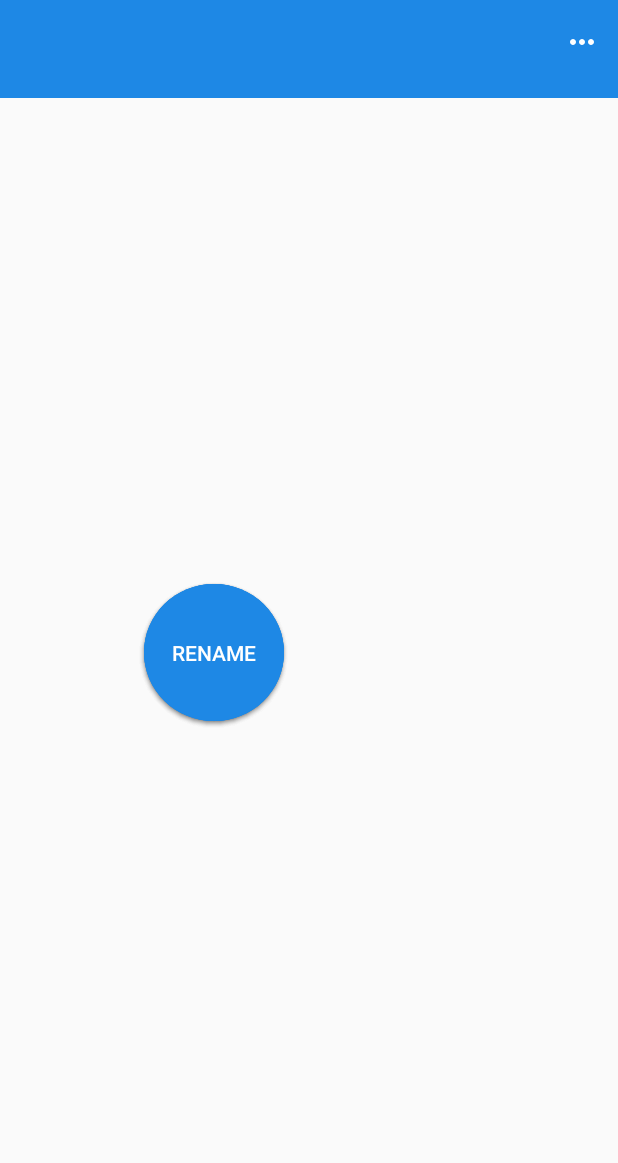
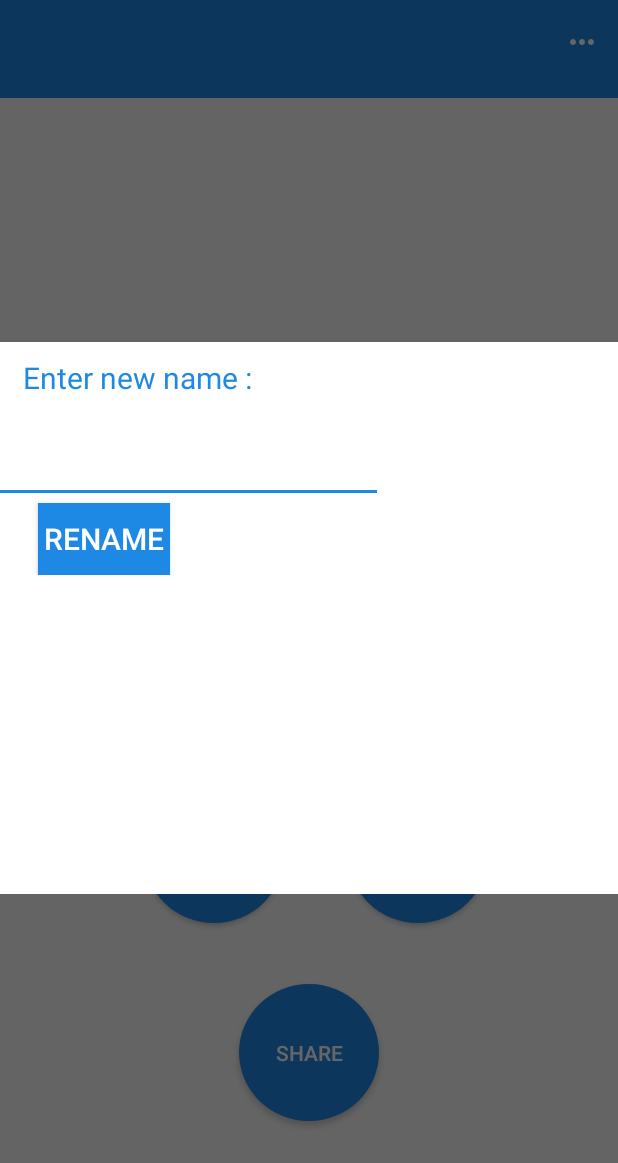
Before and after one commit to maheensaleh/HealthApp_UI_Design, an Android app: the HistorySingleEntry screen opened directly, with no data from a screen before it, after a tap on "RENAME", on a phone screen of 412 x 824 dp. Shown: the top 1163 px of the screen. Run offline under Robolectric (Android 15) with nearby library versions, the phone set to English and light mode, and no system bars; our stand-ins replace Firebase (no records; nobody signed in at launch, a user with empty details on screens opened directly).

Commit message:
almost set

```diff
--- a/app/src/main/java/com/example/hearthhealthhear/HistorySingleEntry.java
+++ b/app/src/main/java/com/example/hearthhealthhear/HistorySingleEntry.java
@@ -1,35 +1,43 @@
 package com.example.hearthhealthhear;
 
+import androidx.appcompat.app.AlertDialog;
 import androidx.appcompat.app.AppCompatActivity;
 import androidx.appcompat.widget.Toolbar;
 
 import android.content.Intent;
-import android.media.AudioManager;
 import android.media.MediaPlayer;
-import android.net.Uri;
 import android.os.Bundle;
+import android.view.LayoutInflater;
 import android.view.Menu;
 import android.view.MenuInflater;
 import android.view.MenuItem;
 import android.view.View;
+import android.widget.Button;
+import android.widget.EditText;
 import android.widget.TextView;
 import android.widget.Toast;
 
 import com.google.firebase.auth.FirebaseAuth;
+import com.google.firebase.database.DatabaseReference;
+import com.google.firebase.database.FirebaseDatabase;
 
 import java.io.IOException;
-import java.io.Serializable;
 
 public class HistorySingleEntry extends AppCompatActivity {
 
 
-    String displayname;
+    String displayname,key;
     TextView username,recordfile_name;
     private Toolbar mytoolbar;
     private FirebaseAuth firebaseAuth;
     String fileName;
     String filePath;
     private MediaPlayer mediaPlayer;
+    Button play_stop,pause_resume,rename,share,delete;
+    Boolean is_paused =false;
+    Boolean isstop  = true;
+    Intent gomain ;
+
 
 
     @Override
@@ -42,10 +50,12 @@ public class HistorySingleEntry extends AppCompatActivity {
         final Intent getterintent = getIntent();
         displayname = getterintent.getStringExtra("username");
         username.setText(displayname);
-
+        gomain = new Intent(HistorySingleEntry.this,HeartHistroy.class);
         firebaseAuth = FirebaseAuth.getInstance();
 
         recordfile_name = (TextView)findViewById(R.id.record_name);
+        key = getterintent.getStringExtra("key");
+        System.out.println("keys is "+key);
         fileName= getterintent.getStringExtra("file_name");
         filePath = getterintent.getStringExtra("file_path");
         System.out.println("name is "+fileName+"and path is "+filePath);
@@ -53,6 +63,14 @@ public class HistorySingleEntry extends AppCompatActivity {
 
         mytoolbar= (Toolbar) findViewById(R.id.toolbar);
         setSupportActionBar(mytoolbar);
+
+        play_stop = (Button)findViewById(R.id.play_stop_history);
+        pause_resume = (Button)findViewById(R.id.pause_resume_history);
+        rename= (Button)findViewById(R.id.rename_history);
+        share= (Button)findViewById(R.id.share_histroy);
+        delete=(Button)findViewById(R.id.delete_history);
+        pause_resume.setEnabled(false);
+
 //
 
     }
@@ -85,7 +103,7 @@ public class HistorySingleEntry extends AppCompatActivity {
 
     public void play_audio(View view) throws IOException {
 
-
+        if (isstop){
             mediaPlayer = new MediaPlayer();
 //        mediaPlayer.setAudioStreamType(AudioManager.STREAM_MUSIC);
             mediaPlayer.setDataSource(filePath);
@@ -94,13 +112,90 @@ public class HistorySingleEntry extends AppCompatActivity {
                 @Override
                 public void onPrepared(MediaPlayer mp) {
                     mediaPlayer.start();
+                    Toast.makeText(HistorySingleEntry.this,"Playing !",Toast.LENGTH_SHORT).show();
                 }
             });
             mediaPlayer.prepare();
 
+            isstop=false;
+            play_stop.setText("stop");
+            pause_resume.setEnabled(true);
+        }
+
+        else if (!isstop){
+            isstop= true;
+            play_stop.setText("play");
+            mediaPlayer.stop();
+            pause_resume.setEnabled(false);
+            Toast.makeText(HistorySingleEntry.this,"Stoped !",Toast.LENGTH_SHORT).show();
+
+        }
+    }
+
+    public void pause_resume(View view) {
+
+        if (!is_paused){
+            mediaPlayer.pause();
+            is_paused=true;
+            pause_resume.setText("resume");
+            Toast.makeText(HistorySingleEntry.this,"Paused !",Toast.LENGTH_SHORT).show();
+
+        }
+
+        else if(is_paused){
+            mediaPlayer.start();
+            is_paused=false;
+            pause_resume.setText("pause");
+            Toast.makeText(HistorySingleEntry.this,"Resumed !",Toast.LENGTH_SHORT).show();
+
+        }
+    }
+
+    public void rename_audio_file(View view) {
+
+        final AlertDialog dialogBuilder = new AlertDialog.Builder(this).create();
+        LayoutInflater inflater = this.getLayoutInflater();
+        View dialogView = inflater.inflate(R.layout.edit_namelayout, null);
+        dialogBuilder.setView(dialogView);
+        dialogBuilder.show();
+        dialogBuilder.getWindow().setLayout(800, 600);
+
+
+        final EditText editText = (EditText) dialogView.findViewById(R.id.new_name_edittext);
+        Button button1 = (Button) dialogView.findViewById(R.id.get_newname_button);
+
+        button1.setOnClickListener(new View.OnClickListener() {
+            @Override
+            public void onClick(View view) {
+                String newname = editText.getText().toString();
+                FirebaseDatabase firebaseDatabase = FirebaseDatabase.getInstance();
+                DatabaseReference databaseReference = firebaseDatabase.getReference("heart").child(firebaseAuth.getUid());
+                recorded_file edited = new recorded_file(newname,filePath);
+                databaseReference.child(key).setValue(edited);
+                dialogBuilder.dismiss();
+                recordfile_name.setText(newname);
+                gomain  = new Intent(HistorySingleEntry.this,MainOptions.class);
+            }
+        });
 
 
 
 
     }
+
+    public void delete_audio_file(View view) {
+
+        FirebaseDatabase firebaseDatabase = FirebaseDatabase.getInstance();
+        DatabaseReference databaseReference = firebaseDatabase.getReference("heart").child(firebaseAuth.getUid());
+        databaseReference.child(key).setValue(null);
+        Intent gomain = new Intent(HistorySingleEntry.this,MainOptions.class);
+        startActivity(gomain);
+        finish();
     }
+
+    @Override
+    public void onBackPressed() {
+        super.onBackPressed();
+        startActivity(gomain);
+    }
+}
--- a/app/src/main/res/layout/activity_history_single_entry.xml
+++ b/app/src/main/res/layout/activity_history_single_entry.xml
@@ -56,13 +56,44 @@
         app:layout_constraintTop_toTopOf="parent"
         app:layout_constraintVertical_bias="0.261" />
 
+
     <Button
-        android:id="@+id/play_pause_history"
+        android:id="@+id/play_stop_history"
         android:layout_width="93dp"
         android:layout_height="91dp"
         android:background="@drawable/round_button"
+        android:onClick="play_audio"
         android:text="Play"
-        android:onClick="play_audio"
+        android:textAlignment="center"
+        android:textColor="@color/white"
+        app:layout_constraintBottom_toBottomOf="parent"
+        app:layout_constraintEnd_toEndOf="parent"
+        app:layout_constraintHorizontal_bias="0.301"
+        app:layout_constraintStart_toStartOf="parent"
+        app:layout_constraintTop_toTopOf="parent" />
+
+    <Button
+        android:id="@+id/pause_resume_history"
+        android:layout_width="93dp"
+        android:layout_height="91dp"
+        android:background="@drawable/round_button"
+        android:onClick="pause_resume"
+        android:text="pause"
+        android:textAlignment="center"
+        android:textColor="@color/white"
+        app:layout_constraintBottom_toBottomOf="parent"
+        app:layout_constraintEnd_toEndOf="parent"
+        app:layout_constraintHorizontal_bias="0.729"
+        app:layout_constraintStart_toStartOf="parent"
+        app:layout_constraintTop_toTopOf="parent" />
+
+    <Button
+        android:id="@+id/rename_history"
+        android:layout_width="93dp"
+        android:layout_height="91dp"
+        android:background="@drawable/round_button"
+        android:onClick="rename_audio_file"
+        android:text="rename"
         android:textAlignment="center"
         android:textColor="@color/white"
         app:layout_constraintBottom_toBottomOf="parent"
@@ -70,39 +101,39 @@
         app:layout_constraintHorizontal_bias="0.301"
         app:layout_constraintStart_toStartOf="parent"
         app:layout_constraintTop_toTopOf="parent"
-        app:layout_constraintVertical_bias="0.531" />
-
+        app:layout_constraintVertical_bias="0.715" />
 
     <Button
-        android:id="@+id/stop_history"
+        android:id="@+id/share_histroy"
         android:layout_width="93dp"
         android:layout_height="91dp"
         android:background="@drawable/round_button"
-        android:text="stop"
         android:onClick="play_audio"
+        android:text="share"
         android:textAlignment="center"
         android:textColor="@color/white"
         app:layout_constraintBottom_toBottomOf="parent"
         app:layout_constraintEnd_toEndOf="parent"
-        app:layout_constraintHorizontal_bias="0.301"
         app:layout_constraintStart_toStartOf="parent"
         app:layout_constraintTop_toTopOf="parent"
-        app:layout_constraintVertical_bias="0.531" />
+        app:layout_constraintVertical_bias="0.895" />
 
     <Button
-        android:id="@+id/rename_history"
+        android:id="@+id/delete_history"
         android:layout_width="93dp"
         android:layout_height="91dp"
         android:background="@drawable/round_button"
-        android:text="rename"
-        android:onClick="play_audio"
+        android:onClick="delete_audio_file"
+        android:text="Delete"
         android:textAlignment="center"
         android:textColor="@color/white"
         app:layout_constraintBottom_toBottomOf="parent"
         app:layout_constraintEnd_toEndOf="parent"
-        app:layout_constraintHorizontal_bias="0.301"
+        app:layout_constraintHorizontal_bias="0.729"
         app:layout_constraintStart_toStartOf="parent"
         app:layout_constraintTop_toTopOf="parent"
-        app:layout_constraintVertical_bias="0.531" />
+        app:layout_constraintVertical_bias="0.715" />
+
+
 
 </androidx.constraintlayout.widget.ConstraintLayout>
--- /dev/null
+++ b/app/src/main/res/layout/edit_namelayout.xml
@@ -0,0 +1,46 @@
+<?xml version="1.0" encoding="utf-8"?>
+<LinearLayout xmlns:android="http://schemas.android.com/apk/res/android"
+    android:orientation="vertical"
+    android:layout_width="match_parent"
+    android:layout_height="match_parent"
+    >
+
+    <TextView
+        android:id="@+id/rename_textview"
+        android:layout_width="177dp"
+        android:layout_height="57dp"
+        android:textAlignment="center"
+        android:paddingTop="10dp"
+        android:layout_alignParentEnd="true"
+        android:layout_alignParentBottom="true"
+        android:layout_marginLeft="50dp"
+        android:text="Enter new name : "
+        android:textColor="@color/blue"
+        android:textSize="20dp" />
+
+    <EditText
+        android:id="@+id/new_name_edittext"
+        android:layout_width="300dp"
+        android:layout_height="50dp"
+        android:layout_alignParentEnd="true"
+        android:layout_alignParentBottom="true"
+        android:textColor="@color/blue"
+        android:textSize="15dp"
+        android:textStyle="italic" />
+
+
+
+        <Button
+            android:id="@+id/get_newname_button"
+            android:layout_width="wrap_content"
+            android:layout_height="wrap_content"
+            android:layout_alignParentEnd="true"
+            android:layout_alignParentBottom="true"
+            android:background="@color/blue"
+            android:text="Rename"
+            android:layout_marginLeft="70dp"
+            android:textColor="@color/white"
+            android:textSize="20dp" />
+
+
+</LinearLayout>
```
Also changed, not shown: app/src/main/java/com/example/hearthhealthhear/HeartHistroy.java (+40 -32 lines), app/src/main/res/layout/activity_heart_histroy.xml (+10 -7 lines), app/src/main/res/layout/activity_records_pop_up.xml (+6 -6 lines). Lines whose indentation alone changed are shown as unchanged.
